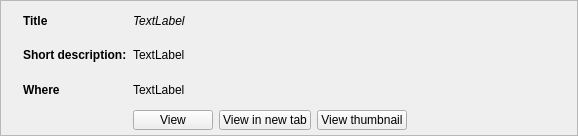
Above: weboob/applications/qcookboob/ui/minirecipe.ui from laurentb/weboob before the change. Below: the same form after it.
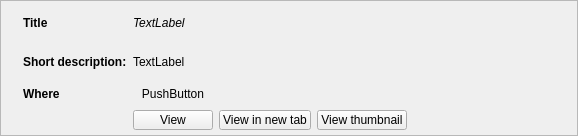
That is the form after the change.

Commit message: [qcookboob] show backend icon in search results

Diff of the .ui file:
```diff
--- a/weboob/applications/qcookboob/ui/minirecipe.ui
+++ b/weboob/applications/qcookboob/ui/minirecipe.ui
@@ -44,13 +44,6 @@
    </item>
    <item>
     <layout class="QGridLayout" name="gridLayout">
-     <item row="2" column="1">
-      <widget class="QLabel" name="backendLabel">
-       <property name="text">
-        <string>TextLabel</string>
-       </property>
-      </widget>
-     </item>
      <item row="1" column="1">
       <widget class="QLabel" name="shortDescLabel">
        <property name="text">
@@ -179,6 +172,39 @@
        </item>
       </layout>
      </item>
+     <item row="2" column="1">
+      <layout class="QHBoxLayout" name="horizontalLayout_3">
+       <item>
+        <widget class="QPushButton" name="backendButton">
+         <property name="maximumSize">
+          <size>
+           <width>16777215</width>
+           <height>20</height>
+          </size>
+         </property>
+         <property name="text">
+          <string>PushButton</string>
+         </property>
+         <property name="flat">
+          <bool>true</bool>
+         </property>
+        </widget>
+       </item>
+       <item>
+        <spacer name="horizontalSpacer_2">
+         <property name="orientation">
+          <enum>Qt::Horizontal</enum>
+         </property>
+         <property name="sizeHint" stdset="0">
+          <size>
+           <width>40</width>
+           <height>20</height>
+          </size>
+         </property>
+        </spacer>
+       </item>
+      </layout>
+     </item>
     </layout>
    </item>
   </layout>
```
The commit also changes 1 other file.
